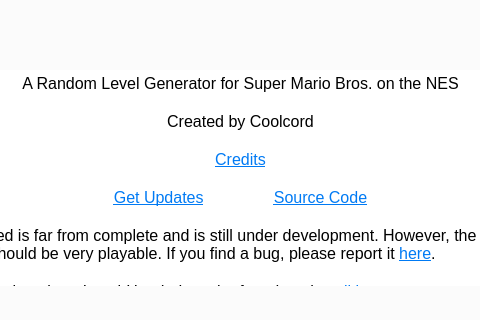
This is SMB1/SMB1_Compliance_To_SMB1/Configure_Settings_Form.ui in Coolcord/Level-Headed as Qt 5 draws it before an edit; both pictures show x 112 to 592 and y 193 to 513 of the 719 by 746 pixel window. The edited form follows.
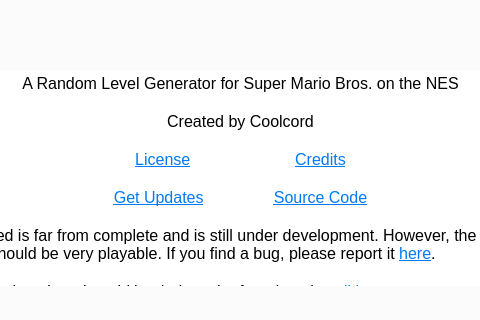
This is the edited form. The open tabs and pages were chosen to show the change.

```diff
--- a/SMB1/SMB1_Compliance_To_SMB1/Configure_Settings_Form.ui
+++ b/SMB1/SMB1_Compliance_To_SMB1/Configure_Settings_Form.ui
@@ -1956,7 +1956,7 @@
 &lt;p align=&quot;center&quot; style=&quot;-qt-paragraph-type:empty; margin-top:0px; margin-bottom:0px; margin-left:0px; margin-right:0px; -qt-block-indent:0; text-indent:0px; vertical-align:middle;&quot;&gt;&lt;br /&gt;&lt;/p&gt;
 &lt;p align=&quot;center&quot; style=&quot; margin-top:0px; margin-bottom:0px; margin-left:0px; margin-right:0px; -qt-block-indent:0; text-indent:0px;&quot;&gt;&lt;span style=&quot; vertical-align:middle;&quot;&gt;Created by Coolcord&lt;/span&gt;&lt;/p&gt;
 &lt;p align=&quot;center&quot; style=&quot;-qt-paragraph-type:empty; margin-top:0px; margin-bottom:0px; margin-left:0px; margin-right:0px; -qt-block-indent:0; text-indent:0px; vertical-align:middle;&quot;&gt;&lt;br /&gt;&lt;/p&gt;
-&lt;p align=&quot;center&quot; style=&quot; margin-top:0px; margin-bottom:0px; margin-left:0px; margin-right:0px; -qt-block-indent:0; text-indent:0px;&quot;&gt;&lt;a href=&quot;https://raw.githubusercontent.com/Coolcord/Level-Headed/master/Credits.txt&quot;&gt;&lt;span style=&quot; text-decoration: underline; color:#007af4;&quot;&gt;Credits&lt;/span&gt;&lt;/a&gt;&lt;/p&gt;
+&lt;p align=&quot;center&quot; style=&quot; margin-top:0px; margin-bottom:0px; margin-left:0px; margin-right:0px; -qt-block-indent:0; text-indent:0px;&quot;&gt;&lt;a href=&quot;https://raw.githubusercontent.com/Coolcord/Level-Headed/master/LICENSE&quot;&gt;&lt;span style=&quot; text-decoration: underline; color:#007af4;&quot;&gt;License&lt;/span&gt;&lt;/a&gt;&lt;span style=&quot; vertical-align:middle;&quot;&gt;		&lt;/span&gt;&lt;a href=&quot;https://raw.githubusercontent.com/Coolcord/Level-Headed/master/Credits.txt&quot;&gt;&lt;span style=&quot; text-decoration: underline; color:#007af4;&quot;&gt;Credits&lt;/span&gt;&lt;/a&gt;&lt;/p&gt;
 &lt;p align=&quot;center&quot; style=&quot;-qt-paragraph-type:empty; margin-top:0px; margin-bottom:0px; margin-left:0px; margin-right:0px; -qt-block-indent:0; text-indent:0px; vertical-align:middle;&quot;&gt;&lt;br /&gt;&lt;/p&gt;
 &lt;p align=&quot;center&quot; style=&quot; margin-top:0px; margin-bottom:0px; margin-left:0px; margin-right:0px; -qt-block-indent:0; text-indent:0px;&quot;&gt;&lt;a href=&quot;https://github.com/Coolcord/Level-Headed/releases&quot;&gt;&lt;span style=&quot; text-decoration: underline; color:#007af4; vertical-align:middle;&quot;&gt;Get Updates&lt;/span&gt;&lt;/a&gt;&lt;span style=&quot; vertical-align:middle;&quot;&gt;	&lt;/span&gt;&lt;a href=&quot;https://github.com/Coolcord/Level-Headed&quot;&gt;&lt;span style=&quot; text-decoration: underline; color:#007af4; vertical-align:middle;&quot;&gt;Source Code&lt;/span&gt;&lt;/a&gt;&lt;/p&gt;
 &lt;p align=&quot;center&quot; style=&quot;-qt-paragraph-type:empty; margin-top:0px; margin-bottom:0px; margin-left:0px; margin-right:0px; -qt-block-indent:0; text-indent:0px; text-decoration: underline; color:#007af4; vertical-align:middle;&quot;&gt;&lt;br /&gt;&lt;/p&gt;
```
Left out of the diff: 2 changed lines with no effect on the pictures.
